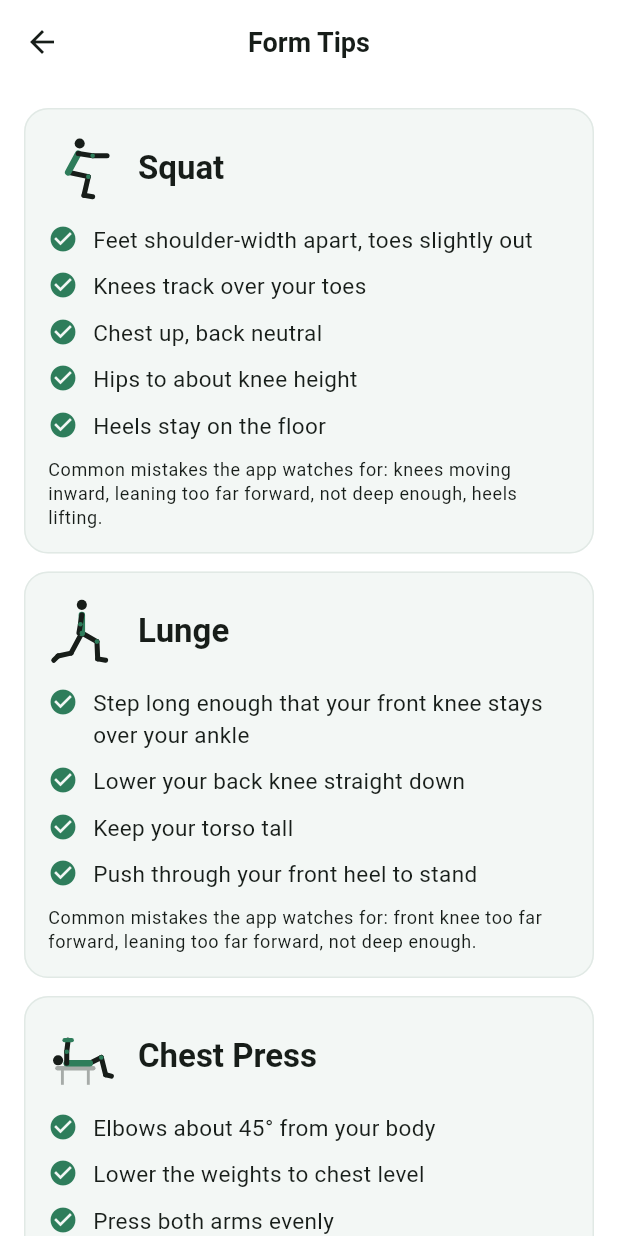
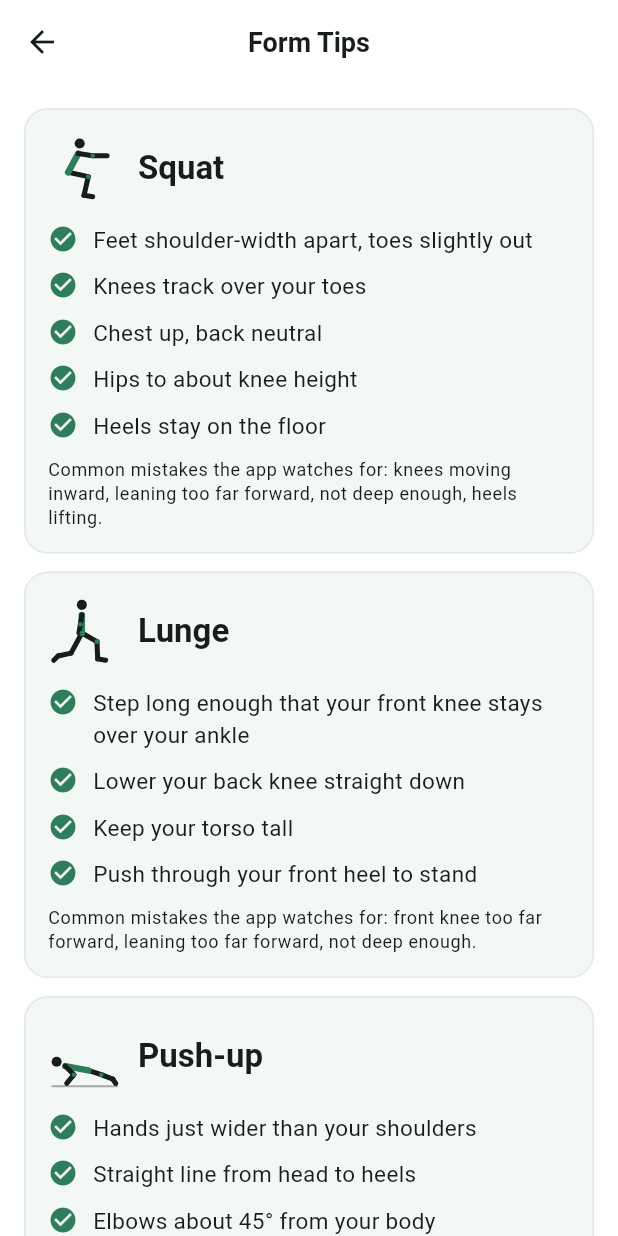
Before and after one commit to marimbel/formcoach-app, a Flutter app: the screen it shows after launch, item 3 of the bottom bar chosen, after a tap on "Form Tips", on a phone screen of 412 x 824 dp. Run offline on Flutter 3.47's test engine with Material 3 defaults, Android fonts, the phone set to English and light mode, and no system bars; our stand-ins replace camera, flutter_tts, shared_preferences; missing offline and left inert: google_mlkit_commons, google_mlkit_pose_detection, tflite_flutter.

Commit message:
Replace chest press with push-up in the app and backend
Labels, Dart geometry (body_line_angle, hip_sag; parity fixture regenerated),
offline cues, error tips, screens, exercise figure, skeleton highlights,
backend schema and coaching KB (synced with formcoach-models), docs.

Co-Authored-By: Claude Opus 5.5 <noreply@anthropic.com>
Claude-Session: https://claude.ai/code/session_01VRRhNpGJgQRDi5aXkCKYag

```diff
--- a/mobile/assets/config/labels.json
+++ b/mobile/assets/config/labels.json
@@ -16,12 +16,12 @@
       "required_landmarks": [11, 12, 23, 24, 25, 26, 27, 28],
       "camera_hint": "Phone at hip height, 2-3 m away, side-on so your front leg is clearly visible."
     },
-    "chest_press": {
-      "display": "Chest Press (dumbbell/floor)",
-      "errors": ["correct", "elbow_flare", "uneven_arms", "partial_rom"],
-      "rep": {"angle": "elbow", "combine": "mean", "top": 150, "bottom_enter": 120, "min_rep_seconds": 0.5},
-      "required_landmarks": [11, 12, 13, 14, 15, 16],
-      "camera_hint": "Phone about 1.5 m away at bench height, upper body and both arms in frame."
+    "push_up": {
+      "display": "Push-up",
+      "errors": ["correct", "hip_sag", "elbow_flare", "partial_rom"],
+      "rep": {"angle": "elbow", "combine": "mean", "top": 150, "bottom_enter": 115, "min_rep_seconds": 0.5},
+      "required_landmarks": [11, 12, 13, 14, 15, 16, 23, 24, 27, 28],
+      "camera_hint": "Phone on the floor about 2 m away, turned about 45 degrees from your side, whole body from head to heels in frame."
     }
   },
   "thresholds": {
--- a/mobile/lib/coach/local_cues.dart
+++ b/mobile/lib/coach/local_cues.dart
@@ -10,9 +10,9 @@ const _cues = {
   'lunge__knee_alignment': 'Keep your front knee above your ankle.',
   'lunge__forward_lean': 'Stay tall through your torso.',
   'lunge__insufficient_depth': 'Lower your back knee closer to the floor.',
-  'chest_press__elbow_flare': 'Tuck your elbows to about 45 degrees.',
-  'chest_press__uneven_arms': 'Press both arms at the same speed.',
-  'chest_press__partial_rom': 'Lower the weights all the way down.',
+  'push_up__hip_sag': "Squeeze your glutes so your hips don't drop.",
+  'push_up__elbow_flare': 'Tuck your elbows to about 45 degrees.',
+  'push_up__partial_rom': 'Lower your chest closer to the floor.',
 };
 
 CoachReply localReply(Map<String, dynamic> s, String source) {
--- a/mobile/lib/coach/session_controller.dart
+++ b/mobile/lib/coach/session_controller.dart
@@ -302,8 +302,8 @@ class SessionController extends ChangeNotifier {
     _lastRepositionAt = t;
     log.repositionPrompts++;
     if (!audioEnabled) return;
-    _tts.speak(ex.id == 'chest_press'
-        ? 'Move the phone so both arms are visible.'
+    _tts.speak(ex.id == 'push_up'
+        ? 'Move the phone so I can see you from head to heels.'
         : 'Step back so I can see your whole body.');
   }
 
--- a/mobile/lib/models/form_errors.dart
+++ b/mobile/lib/models/form_errors.dart
@@ -38,23 +38,23 @@ const formErrors = <String, FormErrorInfo>{
     'Drop your back knee straight down',
     'Keep your torso tall',
   ]),
+  'hip_sag': FormErrorInfo('Hips sagging', 'Keep a straight line from head to heels', [
+    'Squeeze your glutes and brace your core',
+    'Keep your hips in line with your shoulders and heels',
+    'Look at the floor just ahead of your hands',
+    'Drop to your knees if you can\'t hold the line',
+  ]),
   'elbow_flare': FormErrorInfo('Elbows flaring out', 'Tuck your elbows to about 45 degrees', [
     'Keep elbows about 45° from your body',
-    'Lower the weights toward your mid-chest',
-    'Squeeze your shoulder blades together',
-    'Keep wrists stacked over elbows',
+    'Hands just wider than your shoulders',
+    'Point your elbows back, not out to the sides',
+    'Keep wrists under your shoulders',
   ]),
-  'uneven_arms': FormErrorInfo('Arms moving unevenly', 'Press both arms at the same speed', [
-    'Press both weights at the same speed',
-    'Keep the weights level with each other',
-    'Use a weight you can control on both sides',
-    'Pause briefly at the bottom',
-  ]),
-  'partial_rom': FormErrorInfo('Partial range of motion', 'Use your full range of motion', [
-    'Lower until your upper arms are level with your body',
-    'Press until your arms are straight',
+  'partial_rom': FormErrorInfo('Not going low enough', 'Lower your chest closer to the floor', [
+    'Bend your elbows to 90° or less',
+    'Lower until your chest is a fist above the floor',
+    'Push back up until your arms are straight',
     'Move slowly and under control',
-    'Lighten the weight if you can\'t reach full range',
   ]),
 };
 
@@ -77,10 +77,11 @@ const exerciseTips = <String, List<String>>{
     'Keep your torso tall',
     'Push through your front heel to stand',
   ],
-  'chest_press': [
+  'push_up': [
+    'Hands just wider than your shoulders',
+    'Straight line from head to heels',
     'Elbows about 45° from your body',
-    'Lower the weights to chest level',
-    'Press both arms evenly',
-    'Keep your back and feet steady',
+    'Lower until your elbows reach 90°',
+    'Push all the way back up',
   ],
 };
--- a/mobile/lib/models/session_stats.dart
+++ b/mobile/lib/models/session_stats.dart
@@ -73,6 +73,6 @@ String formatSessionDate(DateTime d) {
 String exerciseName(String id) => switch (id) {
       'squat' => 'Squat',
       'lunge' => 'Lunge',
-      'chest_press' => 'Chest Press',
+      'push_up' => 'Push-up',
       _ => id.replaceAll('_', ' '),
     };
--- a/mobile/lib/screens/home_screen.dart
+++ b/mobile/lib/screens/home_screen.dart
@@ -127,7 +127,7 @@ class _ExerciseCard extends StatelessWidget {
 String _shortName(ExerciseConfig ex) => switch (ex.id) {
       'squat' => 'Squat',
       'lunge' => 'Lunge',
-      'chest_press' => 'Chest Press',
+      'push_up' => 'Push-up',
       _ => ex.display,
     };
 
@@ -146,7 +146,7 @@ class _SetupSheet extends StatelessWidget {
           const SizedBox(height: 12),
           _step(context, Icons.phone_android, ex.cameraHint),
           _step(context, Icons.accessibility_new,
-              ex.id == 'chest_press' ? 'Start with your arms extended.' : 'Start standing tall.'),
+              ex.id == 'push_up' ? 'Start in a high plank, arms straight.' : 'Start standing tall.'),
           _step(context, Icons.volume_up_outlined, 'Feedback is spoken after each rep, so you don\'t need to watch the screen.'),
           const SizedBox(height: 16),
           FilledButton(onPressed: () => Navigator.pop(context, true), child: const Text("I'm ready")),
--- a/mobile/lib/screens/info_screens.dart
+++ b/mobile/lib/screens/info_screens.dart
@@ -54,9 +54,9 @@ class HelpScreen extends StatelessWidget {
   const HelpScreen({super.key});
 
   static const _faq = [
-    ('Set up the camera', 'Stand the phone up at hip height, 2–3 m away, so your whole body is in frame. For chest press, put it about 1.5 m away at bench height.'),
+    ('Set up the camera', 'Stand the phone up at hip height, 2–3 m away, so your whole body is in frame. For push-ups, put it on the floor about 2 m away, turned about 45° from your side.'),
     ('"I can\'t see you clearly"', 'Step back or move the phone until the skeleton covers your whole body. Bright, even light and fitted clothing help.'),
-    ('Reps aren\'t counted', 'Start each set standing tall (arms extended for chest press) and move through a full rep. Very fast or very shallow reps may be skipped.'),
+    ('Reps aren\'t counted', 'Start each set standing tall (in a high plank for push-ups) and move through a full rep. Very fast or very shallow reps may be skipped.'),
     ('No spoken feedback', 'Check that Audio Feedback is on in Settings, the speaker button on the camera screen isn\'t muted, and your phone isn\'t on silent.'),
     ('"Coach: offline"', 'The app couldn\'t reach the coaching server, so it used simple built-in cues. Check your internet connection.'),
     ('Privacy', 'Video stays on your phone. For coaching, only joint measurements and one small cropped image per rep are sent to the server.'),
@@ -105,7 +105,7 @@ class AboutScreen extends StatelessWidget {
       body: ListView(padding: const EdgeInsets.all(20), children: [
         Text('AI Fitness Coach', style: t.headlineSmall?.copyWith(color: cs.primary, fontWeight: FontWeight.w700)),
         const SizedBox(height: 6),
-        const Text('Real-time form feedback for squats, lunges and chest presses, using your phone\'s camera.'),
+        const Text('Real-time form feedback for squats, lunges and push-ups, using your phone\'s camera.'),
         const SizedBox(height: 20),
         Text('How it works', style: t.titleMedium?.copyWith(fontWeight: FontWeight.w700)),
         const SizedBox(height: 8),
--- a/mobile/lib/screens/live_screen.dart
+++ b/mobile/lib/screens/live_screen.dart
@@ -320,7 +320,7 @@ class _LiveScreenState extends State<LiveScreen> {
 String _name(ExerciseConfig ex) => switch (ex.id) {
       'squat' => 'Squat',
       'lunge' => 'Lunge',
-      'chest_press' => 'Chest Press',
+      'push_up' => 'Push-up',
       _ => ex.display,
     };
 
--- a/mobile/lib/widgets/exercise_figure.dart
+++ b/mobile/lib/widgets/exercise_figure.dart
@@ -29,9 +29,9 @@ const _poses = <String, Map<String, Offset>>{
     'hip': Offset(47, 52), 'knee': Offset(68, 64), 'ankle': Offset(69, 88), 'toe': Offset(80, 90),
     'knee2': Offset(32, 80), 'ankle2': Offset(14, 84), 'toe2': Offset(8, 90),
   },
-  'chest_press': {
-    'head': Offset(14, 56), 'shoulder': Offset(26, 60), 'elbow': Offset(26, 44), 'wrist': Offset(28, 28),
-    'hip': Offset(58, 60), 'knee': Offset(74, 52), 'ankle': Offset(80, 76), 'toe': Offset(88, 78),
+  'push_up': {
+    'head': Offset(12, 58), 'shoulder': Offset(24, 64), 'elbow': Offset(36, 76), 'wrist': Offset(26, 88),
+    'hip': Offset(56, 70), 'knee': Offset(74, 76), 'ankle': Offset(90, 82), 'toe': Offset(94, 88),
   },
 };
 
@@ -54,11 +54,12 @@ class _FigurePainter extends CustomPainter {
       ..strokeWidth = 9 * s
       ..strokeCap = StrokeCap.round;
 
-    if (exercise == 'chest_press') {
-      final bench = Paint()..color = body.withValues(alpha: 0.35);
-      canvas.drawRRect(RRect.fromRectAndRadius(Rect.fromLTWH(10 * s, 64 * s, 56 * s, 6 * s), Radius.circular(3 * s)), bench);
-      canvas.drawLine(Offset(20 * s, 70 * s), Offset(20 * s, 90 * s), Paint()..color = bench.color..strokeWidth = 4 * s);
-      canvas.drawLine(Offset(56 * s, 70 * s), Offset(56 * s, 90 * s), Paint()..color = bench.color..strokeWidth = 4 * s);
+    if (exercise == 'push_up') {
+      final floor = Paint()
+        ..color = body.withValues(alpha: 0.35)
+        ..strokeWidth = 3 * s
+        ..strokeCap = StrokeCap.round;
+      canvas.drawLine(Offset(6 * s, 92 * s), Offset(96 * s, 92 * s), floor);
     }
     if (p.containsKey('knee2')) {
       canvas.drawLine(o('hip'), o('knee2'), limb);
@@ -72,11 +73,6 @@ class _FigurePainter extends CustomPainter {
     canvas.drawLine(o('shoulder'), o('elbow'), limb);
     canvas.drawLine(o('elbow'), o('wrist'), limb);
     canvas.drawCircle(o('head'), 7 * s, Paint()..color = body);
-    if (exercise == 'chest_press') {
-      final db = Paint()..color = accent;
-      canvas.drawRRect(
-          RRect.fromRectAndRadius(Rect.fromCenter(center: o('wrist'), width: 16 * s, height: 6 * s), Radius.circular(3 * s)), db);
-    }
     final joint = Paint()..color = accent;
     for (final k in ['knee', 'elbow', 'hip']) {
       canvas.drawCircle(o(k), 3.2 * s, joint);
--- a/mobile/lib/widgets/pose_painter.dart
+++ b/mobile/lib/widgets/pose_painter.dart
@@ -75,8 +75,8 @@ Set<int> jointsFor(String? error) {
     case 'elbow_flare':
     case 'partial_rom':
       return {13, 14};
-    case 'uneven_arms':
-      return {13, 14, 15, 16};
+    case 'hip_sag':
+      return {11, 12, 23, 24, 27, 28};
     default:
       return {};
   }
```
Also changed, not shown: mobile/lib/vision/geometry.dart (+21 -7 lines), 7 other files.
